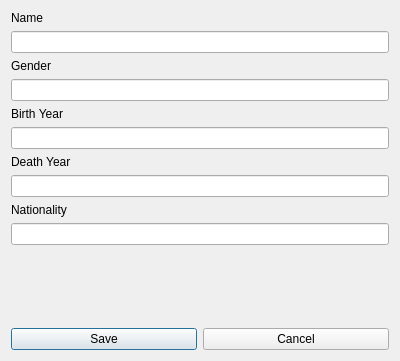
This is addscientistsdialog.ui in Tryggvith/vika3 as Qt 5 draws it before an edit. The edited form follows.
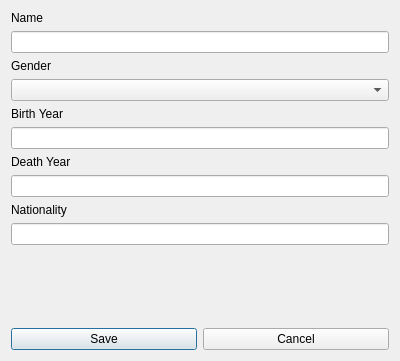
This is the edited form.

Commit message: (combobox fyrir male og female)

What changed in the file:
```diff
--- a/addscientistsdialog.ui
+++ b/addscientistsdialog.ui
@@ -54,7 +54,7 @@
     </layout>
    </item>
    <item>
-    <widget class="QLineEdit" name="input_scientist_Gender"/>
+    <widget class="QComboBox" name="comboBox_gender"/>
    </item>
    <item>
     <layout class="QHBoxLayout" name="horizontalLayout_4">
```
The commit also changes 1 other file.
